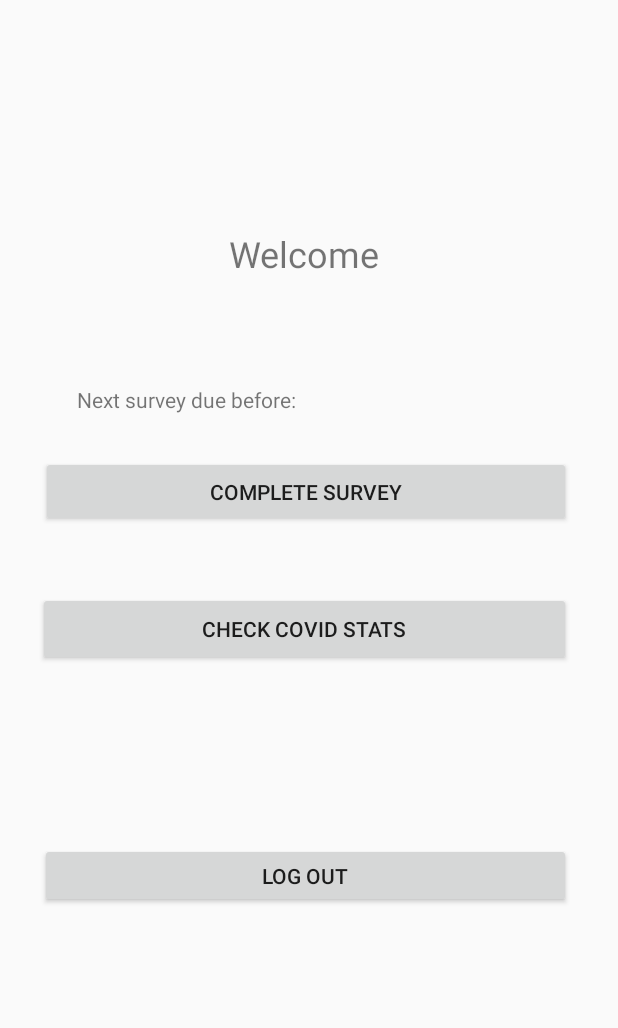
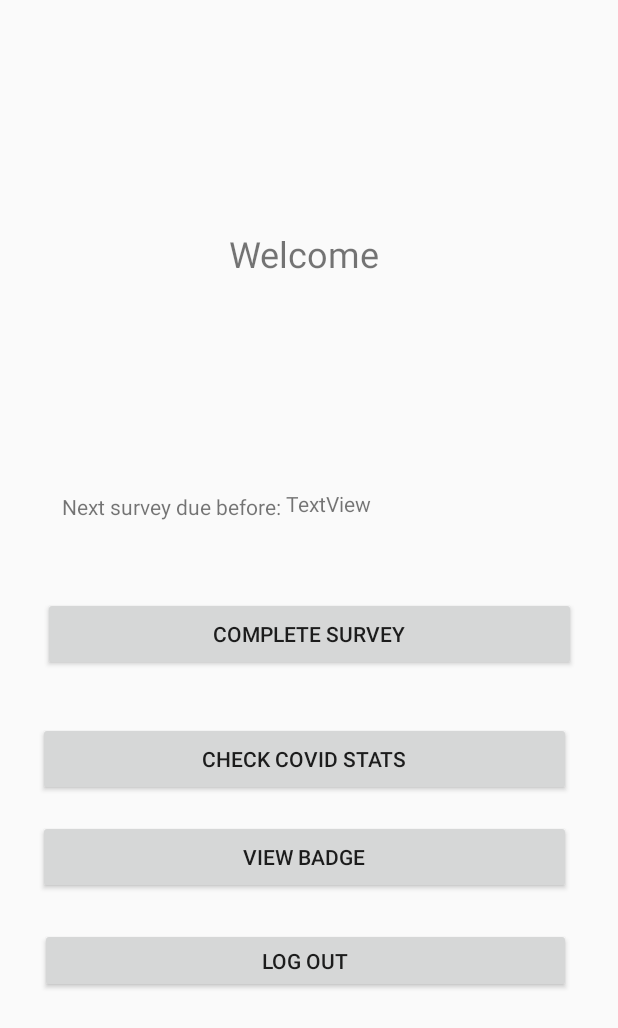
Before and after one commit to Jon-S-Hall/Android_COVID_Monitor, an Android app: the layout home_screen.xml on its own in the app's theme, with its tools: preview values and no code run, on a phone screen of 412 x 824 dp. Shown: the top 1028 px of the screen. Run offline under Robolectric (Android 15) with nearby library versions, the phone set to English and light mode, and no system bars; Roboto replaces fonts that are not available here.

Commit message:
updated survey + added badges

```diff
--- a/app/src/main/AndroidManifest.xml
+++ b/app/src/main/AndroidManifest.xml
@@ -21,6 +21,7 @@
         <activity android:name=".app.HomeScreen"/>
         <activity android:name=".app.SurveyActivity"/>
         <activity android:name=".app.CovidData"/>
+        <activity android:name=".app.Badge"/>
     </application>
 
 </manifest>
--- a/app/src/main/res/layout/home_screen.xml
+++ b/app/src/main/res/layout/home_screen.xml
@@ -1,6 +1,5 @@
 <?xml version="1.0" encoding="utf-8"?>
-<androidx.constraintlayout.widget.ConstraintLayout
-    xmlns:android="http://schemas.android.com/apk/res/android"
+<androidx.constraintlayout.widget.ConstraintLayout xmlns:android="http://schemas.android.com/apk/res/android"
     xmlns:app="http://schemas.android.com/apk/res-auto"
     xmlns:tools="http://schemas.android.com/tools"
     android:layout_width="match_parent"
@@ -16,19 +15,79 @@
         app:layout_constraintEnd_toEndOf="parent"
         app:layout_constraintStart_toStartOf="parent"
         app:layout_constraintTop_toTopOf="parent"
-        app:layout_constraintVertical_bias="0.193" />
+        app:layout_constraintVertical_bias="0.193" /><![CDATA[
+
+
+
+    ="@+id/"="@+id/" />
+
+    android:id="@+id/2"
+
+
+
+    ="wrap_content"
+    android:layout_height="wrap_content" />
+
+    android:id="@+id/3"
+
+
+
+    ="wrap_content"
+    android:layout_height="wrap_content" />
+
+    android:layout_height="wrap_content"
+
+    android:id="@+id/4"
+
+    ="wrap_content"="147dp"
+
+        android:layout_width="381dp"
+
+        android:layout_width="50dp"
+
+        android:layout_width="342dp"
+
+        android:layout_width="0dp"
+
+        android:layout_width="6dp"
+
+        android:layout_width="38dp"
+
+        android:layout_width="41dp"
+
+        android:layout_width="91dp"="242dp"="18dp"="9dp"="3dp"="0dp"="118dp"="47dp"="212dp"="94dp"="121dp"
+        android:layout_width="150dp" />
+
+    android:id="@+id/5"
+
+    ="wrap_content"
+    android:layout_height="wrap_content" />
+
+
+
+
+
+
+
+
+
+
+
+
+
+    ]]>
 
     <Button
         android:id="@+id/button2"
-        android:layout_width="353dp"
-        android:layout_height="47dp"
+        android:layout_width="355dp"
+        android:layout_height="49dp"
         android:text="@string/button_survey"
         app:layout_constraintBottom_toBottomOf="parent"
         app:layout_constraintEnd_toEndOf="parent"
-        app:layout_constraintHorizontal_bias="0.465"
+
         app:layout_constraintStart_toStartOf="parent"
         app:layout_constraintTop_toTopOf="parent"
-        app:layout_constraintVertical_bias="0.391" />
+        app:layout_constraintVertical_bias="0.514" />
 
     <Button
         android:id="@+id/logoutBtn"
@@ -52,18 +111,47 @@
         app:layout_constraintHorizontal_bias="0.446"
         app:layout_constraintStart_toStartOf="parent"
         app:layout_constraintTop_toBottomOf="@+id/button2"
-        app:layout_constraintVertical_bias="0.103" />
+        app:layout_constraintVertical_bias="0.103" /><![CDATA[
+
+    =======
+    app:layout_constraintVertical_bias="0.395" />
+
+    ]]>
 
     <TextView
         android:id="@+id/textView2"
-        android:layout_width="308dp"
-        android:layout_height="22dp"
+        android:layout_width="wrap_content"
+        android:layout_height="20dp"
         android:text="Next survey due before: "
         app:layout_constraintBottom_toTopOf="@+id/button2"
         app:layout_constraintEnd_toEndOf="parent"
-        app:layout_constraintHorizontal_bias="0.495"
+        app:layout_constraintHorizontal_bias="0.158"
         app:layout_constraintStart_toStartOf="parent"
         app:layout_constraintTop_toBottomOf="@+id/welcomeBanner"
-        app:layout_constraintVertical_bias="0.736" />
+        app:layout_constraintVertical_bias="0.739" />
 
+    <Button
+        android:id="@+id/viewBadge"
+        android:layout_width="355dp"
+        android:layout_height="49dp"
+        android:text="View Badge"
+        app:layout_constraintBottom_toBottomOf="parent"
+        app:layout_constraintEnd_toEndOf="parent"
+        app:layout_constraintHorizontal_bias="0.446"
+        app:layout_constraintStart_toStartOf="parent"
+        app:layout_constraintTop_toTopOf="parent"
+        app:layout_constraintVertical_bias="0.706" />
+
+    <TextView
+        android:id="@+id/dueDateTime"
+        android:layout_width="wrap_content"
+        android:layout_height="wrap_content"
+        android:text="TextView"
+        app:layout_constraintBottom_toBottomOf="parent"
+        app:layout_constraintEnd_toEndOf="parent"
+        app:layout_constraintHorizontal_bias="0.0"
+        app:layout_constraintStart_toEndOf="@+id/textView2"
+        app:layout_constraintTop_toTopOf="parent"
+        app:layout_constraintVertical_bias="0.405" />
+    >>>>>>> Stashed changes
 </androidx.constraintlayout.widget.ConstraintLayout>
--- a/app/src/main/res/layout/survey_1.xml
+++ b/app/src/main/res/layout/survey_1.xml
@@ -51,7 +51,7 @@
             android:id="@+id/radioButton2"
             android:layout_width="match_parent"
             android:layout_height="wrap_content"
-            android:checked="true"
+            android:checked="false"
             android:clickable="true"
             android:focusable="true"
             android:text="@string/no" />
--- a/app/src/main/res/values/strings.xml
+++ b/app/src/main/res/values/strings.xml
@@ -22,4 +22,5 @@
     <string name="q6">Vomiting</string>
     <string name="q7">Severe fatigue</string>
     <string name="q8">Severe muscle aches</string>
+    <string name="alertContent">You have selected Yes on one or more of the COVID symptoms</string>
 </resources>
```
Also changed, not shown: app/src/main/java/com/example/bucovidmonitor/app/Badge.java (added, +44 -0 lines), app/src/main/java/com/example/bucovidmonitor/app/HomeScreen.java (+22 -1 lines), app/src/main/java/com/example/bucovidmonitor/app/SurveyActivity.java (+75 -13 lines), app/src/main/res/layout/badge_view.xml (added, +35 -0 lines).
